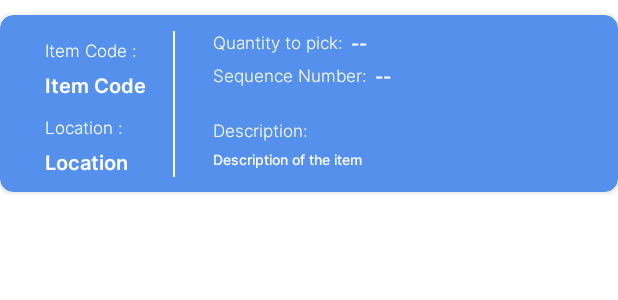
After one commit to koushikjoshi/Glaukous_AndroidTask, an Android app: the layout recycler_view_bg_2.xml on its own in the app's theme, with its tools: preview values and no code run, on a phone screen of 412 x 824 dp. The commit adds this screen. Shown: the top 300 px of the screen. Run offline under Robolectric (Android 15) with nearby library versions, the phone set to English and light mode, and no system bars; network calls fail.

Commit message:
Made CardView Scrollable with RecyclerView

```diff
--- a/app/src/main/res/layout/fragment_home.xml
+++ b/app/src/main/res/layout/fragment_home.xml
@@ -205,12 +205,24 @@
             </androidx.constraintlayout.widget.ConstraintLayout>
         </androidx.cardview.widget.CardView>
 
+        <androidx.core.widget.NestedScrollView
+            android:layout_width="match_parent"
+            android:layout_height="0dp"
+            app:layout_constraintTop_toBottomOf="@id/cardViewTop"
+            android:layout_marginTop="20dp"
+            app:layout_constraintBottom_toBottomOf="parent">
+
+            <LinearLayout
+                android:layout_width="match_parent"
+                android:layout_height="wrap_content"
+                android:orientation="vertical"
+                android:id="@+id/LinearLayout">
+
         <androidx.cardview.widget.CardView
             android:id="@+id/cardViewBottom"
             android:layout_width="match_parent"
             android:layout_height="wrap_content"
             android:layout_marginStart="14dp"
-            android:layout_marginTop="20dp"
             android:layout_marginEnd="14dp"
             android:backgroundTint="#5591EC"
             app:cardCornerRadius="9dp"
@@ -370,13 +382,19 @@
         <androidx.recyclerview.widget.RecyclerView
             android:id="@+id/rvTodos"
             android:layout_width="match_parent"
-            android:layout_height="0dp"
+            android:layout_height="wrap_content"
             android:layout_marginStart="14dp"
             android:layout_marginTop="10dp"
             android:layout_marginEnd="14dp"
             app:layout_constraintBottom_toBottomOf="parent"
             app:layout_constraintEnd_toEndOf="parent"
             app:layout_constraintStart_toStartOf="parent"
-            app:layout_constraintTop_toBottomOf="@+id/cardViewBottom" />
+            app:layout_constraintTop_toBottomOf="@+id/cardViewBottom"
+            android:nestedScrollingEnabled="false"/>
+            </LinearLayout>
+
+        </androidx.core.widget.NestedScrollView>
+
     </androidx.constraintlayout.widget.ConstraintLayout>
+
 </FrameLayout>
--- /dev/null
+++ b/app/src/main/res/layout/recycler_view_bg_2.xml
@@ -0,0 +1,172 @@
+<?xml version="1.0" encoding="utf-8"?>
+<androidx.constraintlayout.widget.ConstraintLayout xmlns:android="http://schemas.android.com/apk/res/android"
+    xmlns:app="http://schemas.android.com/apk/res-auto"
+    xmlns:tools="http://schemas.android.com/tools"
+    android:id="@+id/mainConstraint"
+    android:layout_width="match_parent"
+    android:layout_height="wrap_content">
+
+    <androidx.cardview.widget.CardView
+        android:id="@+id/cardViewBottom0"
+        android:layout_width="match_parent"
+        android:layout_height="wrap_content"
+        android:layout_marginTop="10dp"
+        android:backgroundTint="#5591EC"
+        app:cardCornerRadius="9dp"
+        app:layout_constraintEnd_toEndOf="parent"
+        app:layout_constraintStart_toStartOf="parent"
+        app:layout_constraintTop_toTopOf="parent"
+        app:layout_constraintBottom_toBottomOf="parent"
+        android:layout_marginBottom="10dp">
+
+        <androidx.constraintlayout.widget.ConstraintLayout
+            android:id="@+id/innerConstraint"
+            android:layout_width="match_parent"
+            android:layout_height="wrap_content">
+
+            <TextView
+                android:id="@+id/textView200"
+                android:layout_width="wrap_content"
+                android:layout_height="wrap_content"
+                android:layout_marginStart="25dp"
+                android:layout_marginTop="10dp"
+                android:fontFamily="@font/inter_light"
+                android:text="Quantity to pick:"
+                android:textColor="#FBFBFB"
+                android:textSize="11sp"
+                app:layout_constraintStart_toEndOf="@+id/imageView0"
+                app:layout_constraintTop_toTopOf="@id/innerConstraint" />
+
+            <TextView
+                android:id="@+id/textView210"
+                android:layout_width="wrap_content"
+                android:layout_height="wrap_content"
+                android:layout_marginStart="25dp"
+                android:layout_marginTop="5dp"
+                android:fontFamily="@font/inter_light"
+                android:text="Sequence Number:"
+                android:textColor="#FBFBFB"
+                android:textSize="11sp"
+                app:layout_constraintStart_toEndOf="@+id/imageView0"
+                app:layout_constraintTop_toBottomOf="@+id/textView200" />
+
+            <TextView
+                android:id="@+id/textView220"
+                android:layout_width="wrap_content"
+                android:layout_height="wrap_content"
+                android:layout_marginStart="25dp"
+                android:layout_marginTop="20dp"
+                android:fontFamily="@font/inter_light"
+                android:text="Description:"
+                android:textColor="#FBFBFB"
+                android:textSize="11sp"
+                app:layout_constraintStart_toEndOf="@+id/imageView0"
+                app:layout_constraintTop_toBottomOf="@+id/textView210" />
+
+            <TextView
+                android:id="@+id/descriptionTextView1"
+                android:layout_width="0dp"
+                android:layout_height="0dp"
+                android:layout_marginStart="25dp"
+                android:layout_marginTop="4dp"
+                android:layout_marginEnd="20dp"
+                android:layout_marginBottom="10dp"
+                android:fontFamily="@font/inter_medium"
+                android:text="Description of the item"
+                android:textColor="#FBFBFB"
+                android:textSize="9sp"
+                app:layout_constraintBottom_toBottomOf="parent"
+                app:layout_constraintEnd_toEndOf="parent"
+                app:layout_constraintStart_toEndOf="@+id/imageView0"
+                app:layout_constraintTop_toBottomOf="@+id/textView220" />
+
+            <TextView
+                android:id="@+id/textView150"
+                android:layout_width="wrap_content"
+                android:layout_height="wrap_content"
+                android:layout_marginStart="30dp"
+                android:layout_marginTop="15dp"
+                android:fontFamily="@font/inter_light"
+                android:text="Item Code :"
+                android:textColor="#FFFFFF"
+                android:textSize="11sp"
+                app:layout_constraintStart_toStartOf="parent"
+                app:layout_constraintTop_toTopOf="parent" />
+
+            <TextView
+                android:id="@+id/textView180"
+                android:layout_width="wrap_content"
+                android:layout_height="wrap_content"
+                android:layout_marginStart="30dp"
+                android:layout_marginTop="10dp"
+                android:fontFamily="@font/inter_light"
+                android:text="Location :"
+                android:textColor="#FFFFFF"
+                android:textSize="11sp"
+                app:layout_constraintStart_toStartOf="parent"
+                app:layout_constraintTop_toBottomOf="@+id/itemCodeTextView0" />
+
+            <TextView
+                android:id="@+id/itemCodeTextView0"
+                android:layout_width="70dp"
+                android:layout_height="wrap_content"
+                android:layout_marginTop="5dp"
+                android:fontFamily="@font/inter_semibold"
+                android:text="Item Code"
+                android:textColor="#FFFFFF"
+                android:textSize="13sp"
+                app:layout_constraintStart_toStartOf="@+id/textView150"
+                app:layout_constraintTop_toBottomOf="@+id/textView150" />
+
+            <TextView
+                android:id="@+id/qToPickTextView0"
+                android:layout_width="wrap_content"
+                android:layout_height="wrap_content"
+                android:layout_marginStart="5dp"
+                android:fontFamily="@font/inter_semibold"
+                android:text="--"
+                android:textColor="#FFFFFF"
+                android:textSize="12sp"
+                app:layout_constraintStart_toEndOf="@+id/textView200"
+                app:layout_constraintTop_toTopOf="@+id/textView200" />
+
+            <TextView
+                android:id="@+id/seqTextView0"
+                android:layout_width="wrap_content"
+                android:layout_height="wrap_content"
+                android:layout_marginStart="5dp"
+                android:fontFamily="@font/inter_semibold"
+                android:text="--"
+                android:textColor="#FFFFFF"
+                android:textSize="12sp"
+                app:layout_constraintStart_toEndOf="@+id/textView210"
+                app:layout_constraintTop_toTopOf="@+id/textView210" />
+
+            <TextView
+                android:id="@+id/locationTextView0"
+                android:layout_width="70dp"
+                android:layout_height="wrap_content"
+                android:layout_marginTop="5dp"
+                android:layout_marginBottom="10dp"
+                android:fontFamily="@font/inter_semibold"
+                android:text="Location"
+                android:textColor="#FFFFFF"
+                android:textSize="13sp"
+                app:layout_constraintBottom_toBottomOf="parent"
+                app:layout_constraintStart_toStartOf="@+id/textView180"
+                app:layout_constraintTop_toBottomOf="@+id/textView180" />
+
+            <ImageView
+                android:id="@+id/imageView0"
+                android:layout_width="wrap_content"
+                android:layout_height="wrap_content"
+                android:layout_marginStart="115dp"
+                android:background="#FDFDFD"
+                android:src="@drawable/line"
+                app:layout_constraintBottom_toBottomOf="parent"
+                app:layout_constraintStart_toStartOf="parent"
+                app:layout_constraintTop_toTopOf="parent" />
+        </androidx.constraintlayout.widget.ConstraintLayout>
+    </androidx.cardview.widget.CardView>
+
+</androidx.constraintlayout.widget.ConstraintLayout>
```
Also changed, not shown: app/src/main/java/com/koushikjoshi/glaukous_androidtask/TodoAdapter.kt (+9 -2 lines).
